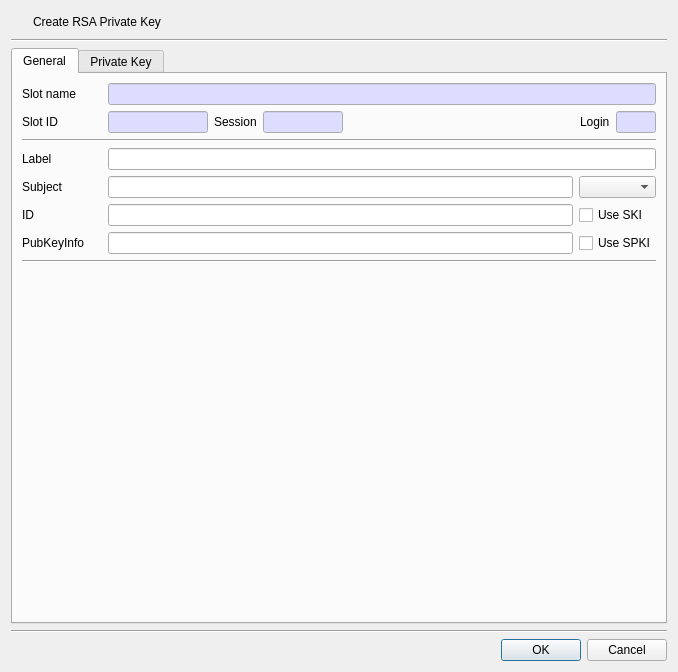
Old version of the form CryptokiMan/create_rsa_pri_key_dlg.ui in the repository jykim74/CryptokiMan.
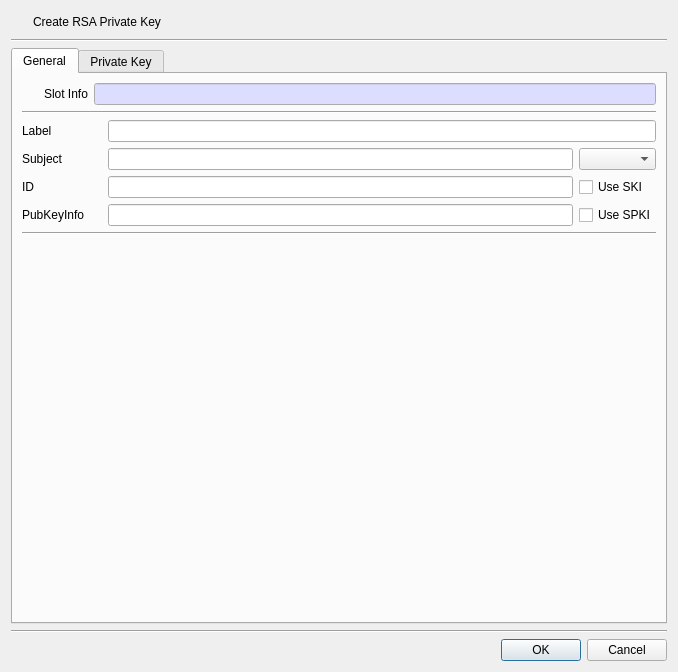
New version of the form. Icons and pictures are not drawn.

Patch:
```diff
--- a/CryptokiMan/create_rsa_pri_key_dlg.ui
+++ b/CryptokiMan/create_rsa_pri_key_dlg.ui
@@ -73,21 +73,21 @@
          <property name="topMargin">
           <number>0</number>
          </property>
-         <item row="0" column="0">
+         <item row="0" column="1">
           <widget class="QLabel" name="label">
            <property name="minimumSize">
             <size>
-             <width>80</width>
+             <width>0</width>
              <height>0</height>
             </size>
            </property>
            <property name="text">
-            <string>Slot name</string>
+            <string>Slot Info</string>
            </property>
           </widget>
          </item>
-         <item row="0" column="1">
-          <widget class="QLineEdit" name="mSlotNameText">
+         <item row="0" column="2">
+          <widget class="QLineEdit" name="mSlotInfoText">
            <property name="palette">
             <palette>
              <active>
@@ -120,203 +120,32 @@
            </property>
           </widget>
          </item>
-        </layout>
-       </item>
-       <item>
-        <layout class="QGridLayout" name="gridLayout_3">
-         <property name="topMargin">
-          <number>0</number>
-         </property>
-         <item row="0" column="3">
-          <widget class="QLineEdit" name="mSessionText">
-           <property name="maximumSize">
-            <size>
-             <width>80</width>
-             <height>16777215</height>
-            </size>
-           </property>
-           <property name="palette">
-            <palette>
-             <active>
-              <colorrole role="Base">
-               <brush brushstyle="SolidPattern">
-                <color alpha="255">
-                 <red>221</red>
-                 <green>221</green>
-                 <blue>255</blue>
-                </color>
-               </brush>
-              </colorrole>
-             </active>
-             <inactive>
-              <colorrole role="Base">
-               <brush brushstyle="SolidPattern">
-                <color alpha="255">
-                 <red>221</red>
-                 <green>221</green>
-                 <blue>255</blue>
-                </color>
-               </brush>
-              </colorrole>
-             </inactive>
-             <disabled>
-              <colorrole role="Base">
-               <brush brushstyle="SolidPattern">
-                <color alpha="255">
-                 <red>240</red>
-                 <green>240</green>
-                 <blue>240</blue>
-                </color>
-               </brush>
-              </colorrole>
-             </disabled>
-            </palette>
-           </property>
-           <property name="readOnly">
-            <bool>true</bool>
-           </property>
-          </widget>
-         </item>
-         <item row="0" column="5">
-          <widget class="QLabel" name="label_8">
-           <property name="text">
-            <string>Login</string>
-           </property>
-          </widget>
-         </item>
-         <item row="0" column="2">
-          <widget class="QLabel" name="label_7">
-           <property name="text">
-            <string>Session</string>
-           </property>
-          </widget>
-         </item>
-         <item row="0" column="1">
-          <widget class="QLineEdit" name="mSlotIDText">
-           <property name="maximumSize">
-            <size>
-             <width>100</width>
-             <height>16777215</height>
-            </size>
-           </property>
-           <property name="palette">
-            <palette>
-             <active>
-              <colorrole role="Base">
-               <brush brushstyle="SolidPattern">
-                <color alpha="255">
-                 <red>221</red>
-                 <green>221</green>
-                 <blue>255</blue>
-                </color>
-               </brush>
-              </colorrole>
-             </active>
-             <inactive>
-              <colorrole role="Base">
-               <brush brushstyle="SolidPattern">
-                <color alpha="255">
-                 <red>221</red>
-                 <green>221</green>
-                 <blue>255</blue>
-                </color>
-               </brush>
-              </colorrole>
-             </inactive>
-             <disabled>
-              <colorrole role="Base">
-               <brush brushstyle="SolidPattern">
-                <color alpha="255">
-                 <red>240</red>
-                 <green>240</green>
-                 <blue>240</blue>
-                </color>
-               </brush>
-              </colorrole>
-             </disabled>
-            </palette>
-           </property>
-           <property name="readOnly">
-            <bool>true</bool>
-           </property>
-          </widget>
-         </item>
          <item row="0" column="0">
-          <widget class="QLabel" name="label_3">
+          <widget class="QPushButton" name="mSlotBtn">
            <property name="minimumSize">
             <size>
-             <width>80</width>
+             <width>16</width>
              <height>0</height>
             </size>
            </property>
-           <property name="text">
-            <string>Slot ID</string>
-           </property>
-          </widget>
-         </item>
-         <item row="0" column="6">
-          <widget class="QLineEdit" name="mLoginText">
            <property name="maximumSize">
             <size>
-             <width>40</width>
+             <width>16</width>
              <height>16777215</height>
             </size>
            </property>
-           <property name="palette">
-            <palette>
-             <active>
-              <colorrole role="Base">
-               <brush brushstyle="SolidPattern">
-                <color alpha="255">
-                 <red>221</red>
-                 <green>221</green>
-                 <blue>255</blue>
-                </color>
-               </brush>
-              </colorrole>
-             </active>
-             <inactive>
-              <colorrole role="Base">
-               <brush brushstyle="SolidPattern">
-                <color alpha="255">
-                 <red>221</red>
-                 <green>221</green>
-                 <blue>255</blue>
-                </color>
-               </brush>
-              </colorrole>
-             </inactive>
-             <disabled>
-              <colorrole role="Base">
-               <brush brushstyle="SolidPattern">
-                <color alpha="255">
-                 <red>240</red>
-                 <green>240</green>
-                 <blue>240</blue>
-                </color>
-               </brush>
-              </colorrole>
-             </disabled>
-            </palette>
+           <property name="text">
+            <string/>
            </property>
-           <property name="readOnly">
+           <property name="icon">
+            <iconset resource="cryptokiman.qrc">
+             <normaloff>:/images/slot.png</normaloff>:/images/slot.png</iconset>
+           </property>
+           <property name="flat">
             <bool>true</bool>
            </property>
           </widget>
          </item>
-         <item row="0" column="4">
-          <spacer name="horizontalSpacer">
-           <property name="orientation">
-            <enum>Qt::Horizontal</enum>
-           </property>
-           <property name="sizeHint" stdset="0">
-            <size>
-             <width>40</width>
-             <height>20</height>
-            </size>
-           </property>
-          </spacer>
-         </item>
         </layout>
        </item>
        <item>
```
Left out of the diff: 5 changed lines with no effect on the pictures.
